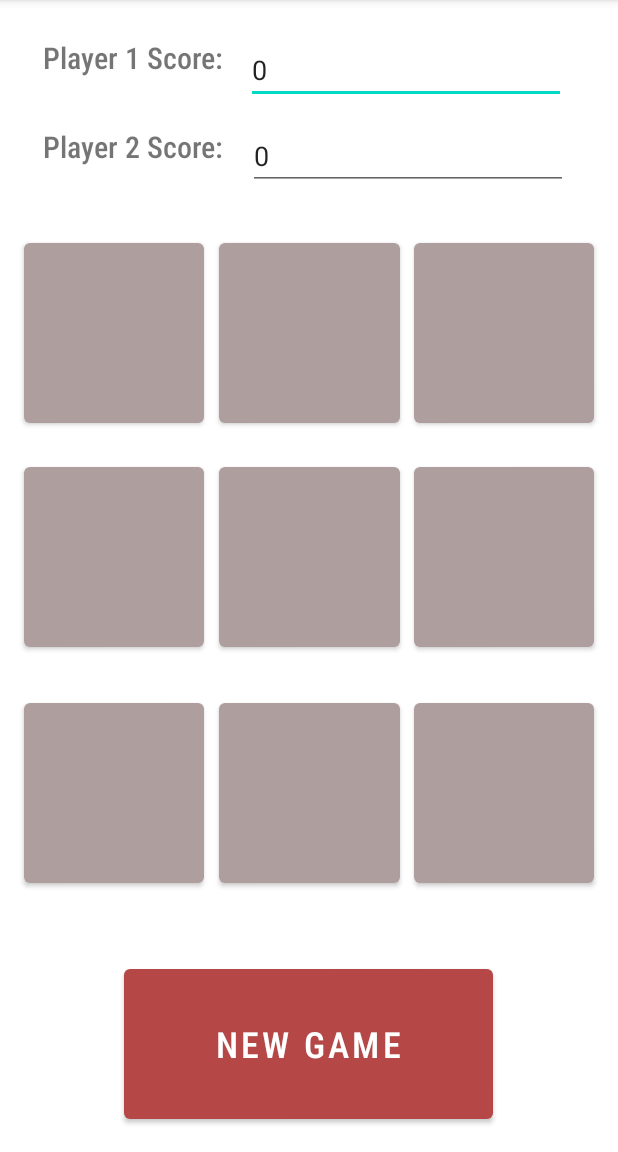
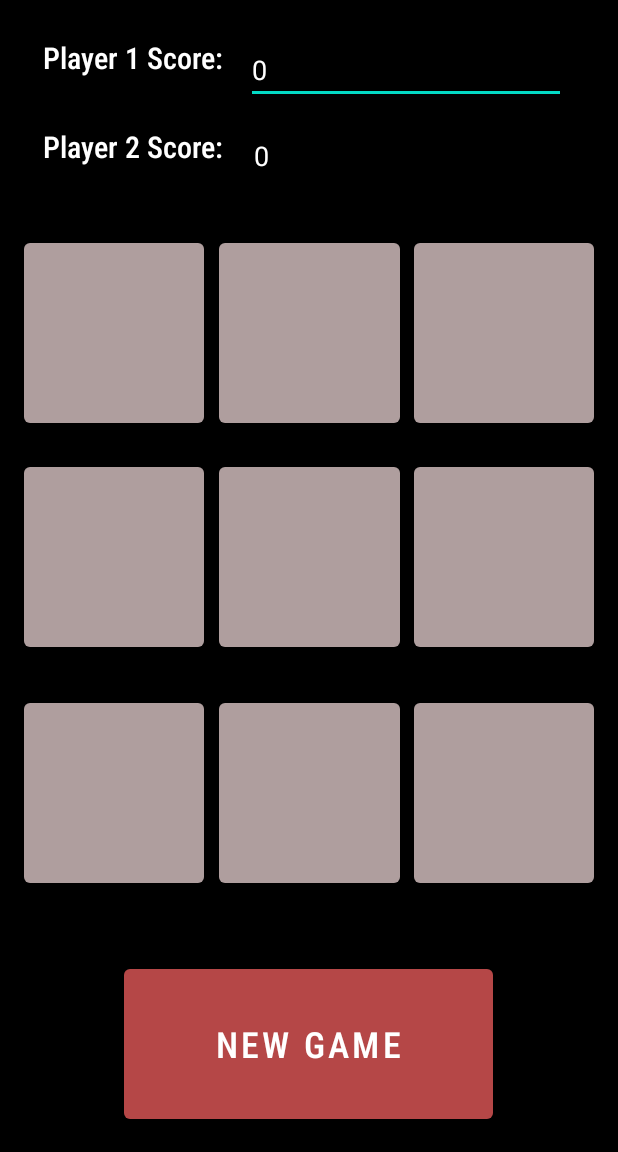
Before and after one commit to melyman95/Tic-Tac-Toe, an Android app: the screen it shows after launch (MainActivity), on a phone screen of 412 x 824 dp, the part 84-1236 px from its top. Run offline under Robolectric (Android 15) with nearby library versions, the phone set to English and light mode, and no system bars.

Commit message:
appearance changes, background to black and text to white

```diff
--- a/app/src/main/res/layout/activity_main.xml
+++ b/app/src/main/res/layout/activity_main.xml
@@ -5,6 +5,7 @@
     android:id="@+id/mainlayout"
     android:layout_width="match_parent"
     android:layout_height="match_parent"
+    android:background="@color/black"
     tools:context=".MainActivity">
 
     <Button
@@ -17,6 +18,7 @@
         android:layout_marginEnd="10dp"
         android:layout_marginRight="10dp"
         android:layout_marginBottom="17dp"
+        android:textSize="24sp"
         app:backgroundTint="#AF9E9E"
         app:layout_constraintBottom_toTopOf="@+id/button10"
         app:layout_constraintEnd_toStartOf="@+id/button01"
@@ -31,6 +33,7 @@
         android:layout_marginEnd="9dp"
         android:layout_marginRight="9dp"
         android:layout_marginBottom="17dp"
+        android:textSize="24sp"
         app:backgroundTint="#AF9E9E"
         app:layout_constraintBottom_toTopOf="@+id/button11"
         app:layout_constraintEnd_toStartOf="@+id/button02"
@@ -45,6 +48,7 @@
         android:layout_marginEnd="16dp"
         android:layout_marginRight="16dp"
         android:layout_marginBottom="17dp"
+        android:textSize="24sp"
         app:backgroundTint="#AF9E9E"
         app:layout_constraintBottom_toTopOf="@+id/button12"
         app:layout_constraintEnd_toEndOf="parent"
@@ -60,6 +64,7 @@
         android:layout_marginEnd="10dp"
         android:layout_marginRight="10dp"
         android:layout_marginBottom="25dp"
+        android:textSize="24sp"
         app:backgroundTint="#AF9E9E"
         app:layout_constraintBottom_toTopOf="@+id/button20"
         app:layout_constraintEnd_toStartOf="@+id/button11"
@@ -73,6 +78,7 @@
         android:layout_marginEnd="9dp"
         android:layout_marginRight="9dp"
         android:layout_marginBottom="25dp"
+        android:textSize="24sp"
         app:backgroundTint="#AF9E9E"
         app:layout_constraintBottom_toTopOf="@+id/button21"
         app:layout_constraintEnd_toStartOf="@+id/button12"
@@ -86,6 +92,7 @@
         android:layout_marginEnd="16dp"
         android:layout_marginRight="16dp"
         android:layout_marginBottom="25dp"
+        android:textSize="24sp"
         app:backgroundTint="#AF9E9E"
         app:layout_constraintBottom_toTopOf="@+id/button22"
         app:layout_constraintEnd_toEndOf="parent"
@@ -101,6 +108,7 @@
         android:layout_marginEnd="10dp"
         android:layout_marginRight="10dp"
         android:layout_marginBottom="173dp"
+        android:textSize="24sp"
         app:backgroundTint="#AF9E9E"
         app:layout_constraintBottom_toBottomOf="parent"
         app:layout_constraintEnd_toStartOf="@+id/button21"
@@ -114,6 +122,7 @@
         android:layout_marginEnd="9dp"
         android:layout_marginRight="9dp"
         android:layout_marginBottom="173dp"
+        android:textSize="24sp"
         app:backgroundTint="#AF9E9E"
         app:layout_constraintBottom_toBottomOf="parent"
         app:layout_constraintEnd_toStartOf="@+id/button22"
@@ -125,6 +134,7 @@
         android:layout_width="0dp"
         android:layout_height="0dp"
         android:layout_marginBottom="173dp"
+        android:textSize="24sp"
         app:backgroundTint="#AF9E9E"
         app:layout_constraintBottom_toBottomOf="parent"
         app:layout_constraintEnd_toEndOf="@+id/button12"
@@ -166,6 +176,7 @@
         android:fontFamily="sans-serif-condensed-medium"
         android:text="Player 1 Score:"
         android:textSize="20sp"
+        android:textColor="@color/white"
         app:layout_constraintBottom_toTopOf="@+id/button01"
         app:layout_constraintEnd_toEndOf="parent"
         app:layout_constraintHorizontal_bias="0.099"
@@ -179,6 +190,7 @@
         android:fontFamily="sans-serif-condensed-medium"
         android:text="Player 2 Score:"
         android:textSize="20sp"
+        android:textColor="@color/white"
         app:layout_constraintEnd_toEndOf="parent"
         app:layout_constraintHorizontal_bias="0.098"
         app:layout_constraintStart_toStartOf="parent"
@@ -194,6 +206,7 @@
         android:ems="10"
         android:inputType="text"
         android:text="0"
+        android:textColor="@color/white"
         app:layout_constraintEnd_toEndOf="parent"
         app:layout_constraintHorizontal_bias="0.842"
         app:layout_constraintStart_toEndOf="@+id/playerOneScore"
@@ -209,6 +222,7 @@
         android:ems="10"
         android:inputType="text"
         android:text="0"
+        android:textColor="@color/white"
         app:layout_constraintEnd_toEndOf="parent"
         app:layout_constraintHorizontal_bias="0.0"
         app:layout_constraintStart_toEndOf="@+id/playerTwoScore"
```
Also changed, not shown: app/src/main/java/com/example/tic_tac_toe/MainActivity.java (+29 -23 lines).
